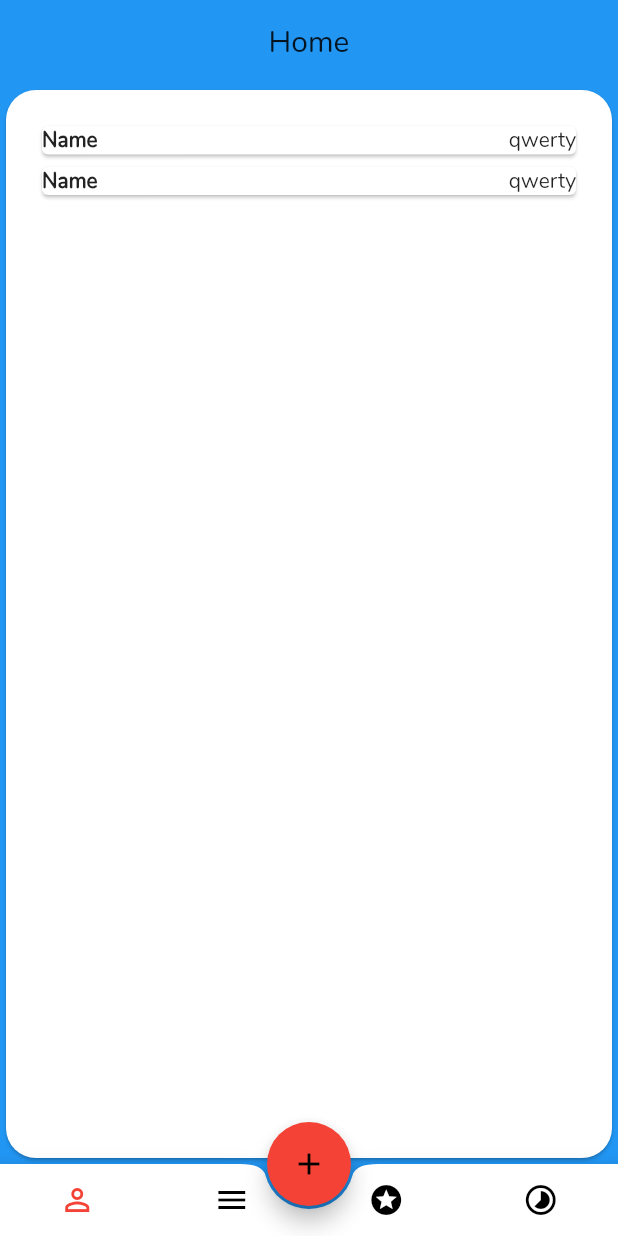
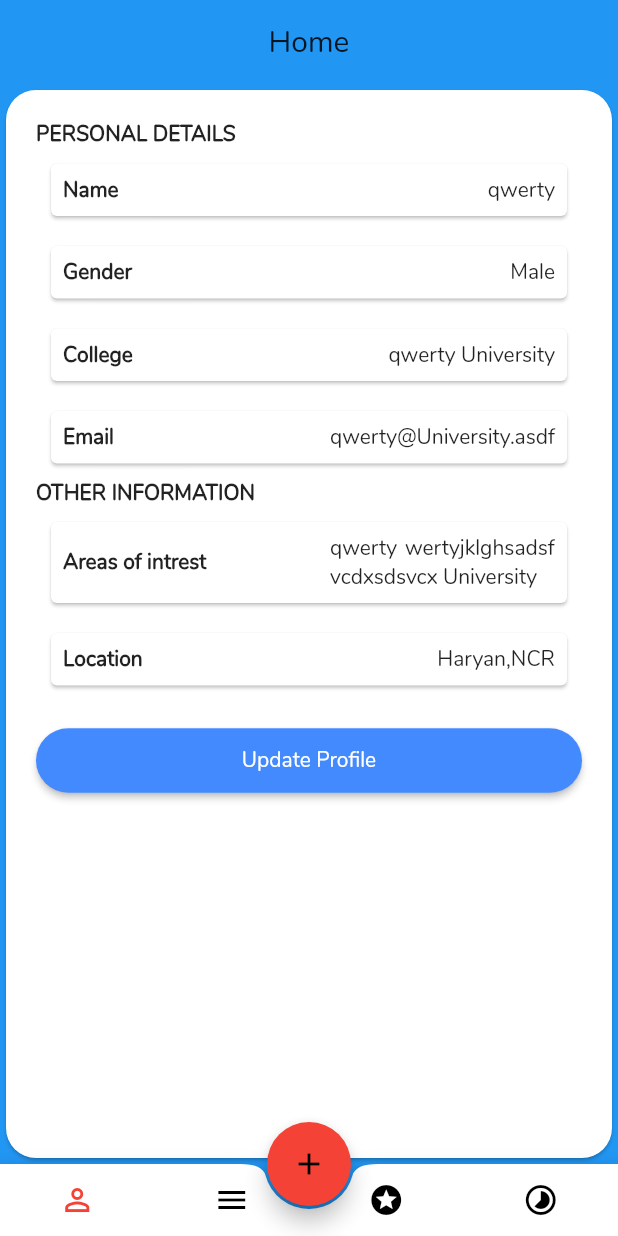
Before and after one commit to Abhimanyu121/flutter_mentor, a Flutter app: the screen it shows after launch, on a phone screen of 412 x 824 dp. Run offline on Flutter 3.47's test engine with Material 2 defaults, Android fonts, the phone set to English and light mode, and no system bars.

Commit message:
Dummy profile page ready

```diff
--- a/lib/profile.dart
+++ b/lib/profile.dart
@@ -25,9 +25,13 @@ class _profile_ui extends State<Profile>{
                 padding: const EdgeInsets.all(20),
                 child: ListView(
                   children: <Widget>[
+                    Container(
+                        child: Text("PERSONAL DETAILS",style: TextStyle(fontWeight:FontWeight.bold,),)),
                     Card(
+                      margin: EdgeInsets.all(10),
+                      child: Padding(
+                        padding: const EdgeInsets.all(8.0),
                         child: Row(
-
                           children: <Widget>[
                             Text("Name",style: TextStyle(fontWeight: FontWeight.bold),),
                             Text("qwerty"),
@@ -35,15 +39,93 @@ class _profile_ui extends State<Profile>{
                           mainAxisAlignment: MainAxisAlignment.spaceBetween,
                         ),
                       ),
+                    ),
                     Card(
+                      margin: EdgeInsets.all(10),
+                      child: Padding(
+                        padding: const EdgeInsets.all(8.0),
                         child: Row(
                           children: <Widget>[
-                            Text("Name",style: TextStyle(fontWeight: FontWeight.bold),),
-                            Text("qwerty"),
+                            Text("Gender",style: TextStyle(fontWeight: FontWeight.bold),),
+                            Text("Male"),
+                          ],
+                          mainAxisAlignment: MainAxisAlignment.spaceBetween,
+                        ),
+                      ),
+                    ),
+                    Card(
+                      margin: EdgeInsets.all(10),
+                      child: Padding(
+                        padding: const EdgeInsets.all(8.0),
+                        child: Row(
+                          children: <Widget>[
+                              Text("College",style: TextStyle(fontWeight: FontWeight.bold),),
+                              Text("qwerty University"),
                             ],
                             mainAxisAlignment: MainAxisAlignment.spaceBetween
                         ),
                       ),
+                    ),
+                    Card(
+                      margin: EdgeInsets.all(10),
+                      child: Padding(
+                        padding: const EdgeInsets.all(8.0),
+                        child: Row(
+                            children: <Widget>[
+                              Text("Email",style: TextStyle(fontWeight: FontWeight.bold),),
+                              Container(width:150,child: Text("qwerty@University.asdf",maxLines: 5,overflow: TextOverflow.ellipsis,)),
+                            ],
+                            mainAxisAlignment: MainAxisAlignment.spaceBetween
+                        ),
+                      ),
+                    ),
+                    Container(
+                        child: Text("OTHER INFORMATION",style: TextStyle(fontWeight:FontWeight.bold,),)),
+                    Card(
+                      margin: EdgeInsets.all(10),
+                      child: Padding(
+                        padding: const EdgeInsets.all(8.0),
+                        child: Row(
+                            children: <Widget>[
+                              Text("Areas of intrest",style: TextStyle(fontWeight: FontWeight.bold),),
+                              Container(
+                                width: 150,
+                                child: Text("qwerty wertyjklghsadsfvcdxsdsvcx University",textAlign: TextAlign.justify,
+                                  overflow: TextOverflow.ellipsis, maxLines: 5),
+                              ),
+                            ],
+                            mainAxisAlignment: MainAxisAlignment.spaceBetween
+                        ),
+                      ),
+                    ),
+                    Card(
+                      margin: EdgeInsets.all(10),
+                      child: Padding(
+                        padding: const EdgeInsets.all(8.0),
+                        child: Row(
+                            children: <Widget>[
+                              Text("Location",style: TextStyle(fontWeight: FontWeight.bold),),
+                              Text("Haryan,NCR"),
+                            ],
+                            mainAxisAlignment: MainAxisAlignment.spaceBetween
+                        ),
+                      ),
+                    ),
+
+                    Padding(
+                      padding: EdgeInsets.symmetric(vertical: 16.0),
+                      child: RaisedButton(
+                        shape: RoundedRectangleBorder(
+                          borderRadius: BorderRadius.circular(24),
+                        ),
+                        onPressed: () {
+                          //Navigator.of(context).pushNamed(HomePage.tag);
+                        },
+                        padding: EdgeInsets.all(12),
+                        color: Colors.blueAccent,
+                        child: Text('Update Profile', style: TextStyle(color: Colors.white)),
+                      ),
+                    )
                   ],
                 ),
               )
```
Lines whose indentation alone changed are shown as unchanged.
